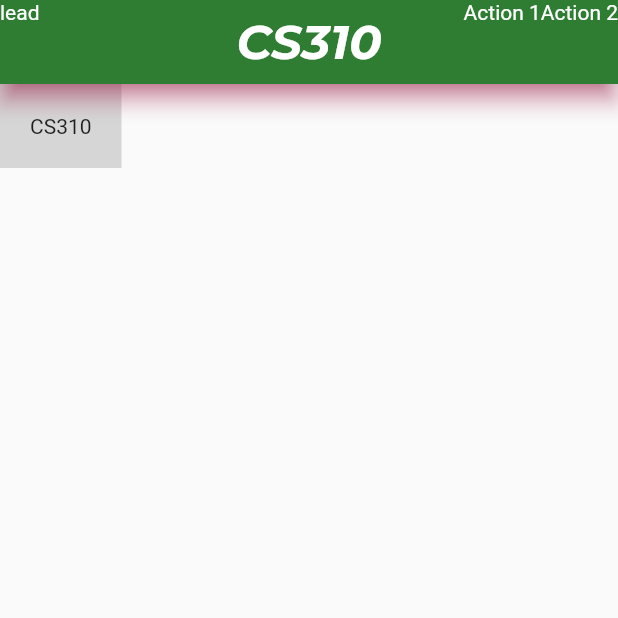
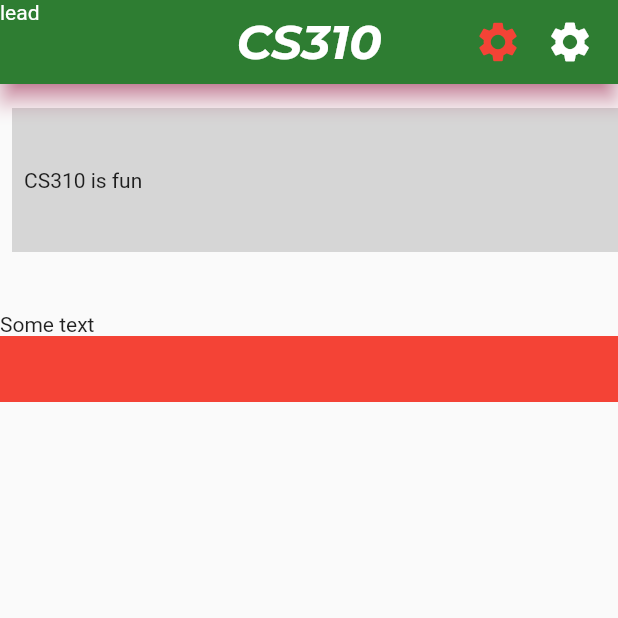
Before and after one commit to qarimbas/Flutter_Lecture_SU, a Flutter app: the screen it shows after launch, on a phone screen of 412 x 824 dp, the top half of it. Run offline on Flutter 3.47's test engine with Material 2 defaults, Android fonts, the phone set to English and light mode, and no system bars; project files that could hold a hidden picture were left out.

Commit message:
margin padding row column

```diff
--- a/lib/main.dart
+++ b/lib/main.dart
@@ -30,15 +30,46 @@ class MyApp extends StatelessWidget {
         shadowColor: Colors.pink,
         leading: Text('lead'),
         actions: [
-          Text('Action 1'),
-          Text('Action 2'),
+          Icon(
+              Icons.settings,
+              color: Colors.red,
+              size: 32,
+            ),
+          Padding(
+            padding: const EdgeInsets.symmetric(horizontal: 16),
+            child: Icon(
+              Icons.settings,
+              color: Colors.white,
+              size: 32,
+            ),
+          ),
         ],
       ),
-      body: Container(
-        padding: EdgeInsets.all(20),
-        color: Colors.grey[350],
-        child: Text('CS310'),
+      body: Column(
+        //mainAxisAlignment: MainAxisAlignment.spaceBetween,
+        crossAxisAlignment: CrossAxisAlignment.stretch,
+        children: [
+          buildContainer(),
+          Text('Some text'),
+          Container(
+            height: 44,
+            width: 44,
+            color: Colors.red,
+          ),
+        ],
       ),
+    );
+  }
+
+  Container buildContainer() {
+    return Container(
+      //width: 100,
+      //height: 100,
+      padding: EdgeInsets.symmetric(vertical: 40, horizontal: 8),
+      margin: EdgeInsets.fromLTRB(8, 16, 0, 40),
+      color: Colors.grey[350],
+      child: Text('CS310 is fun',
+      textAlign: TextAlign.justify,),
     );
   }
 
```
